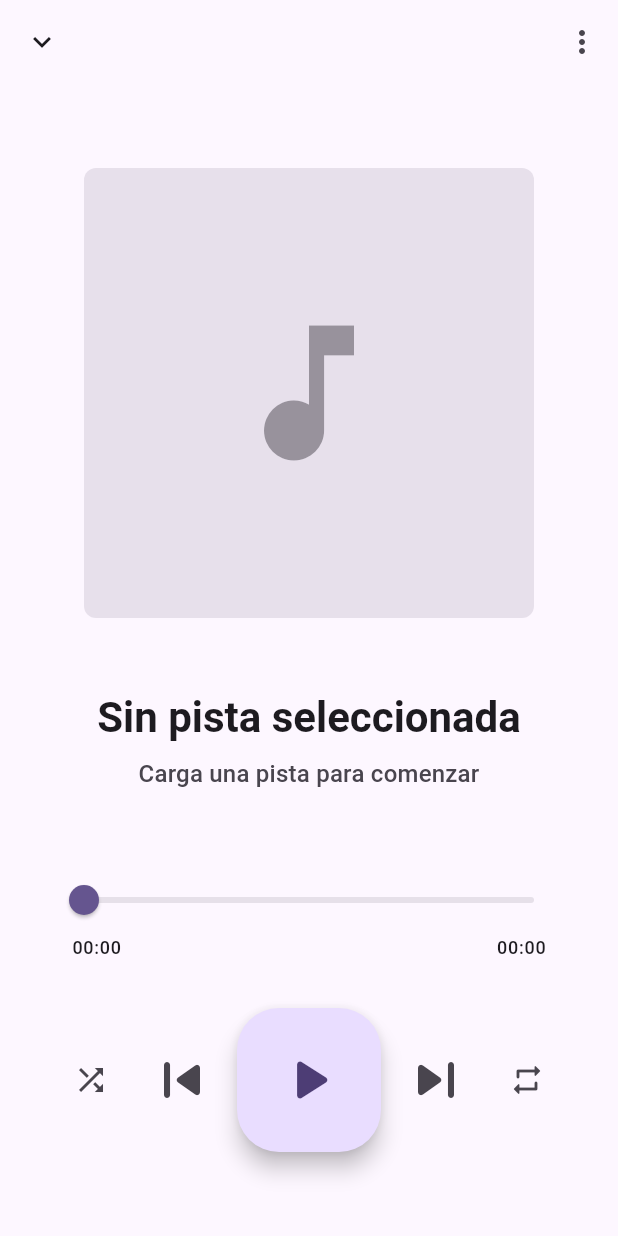
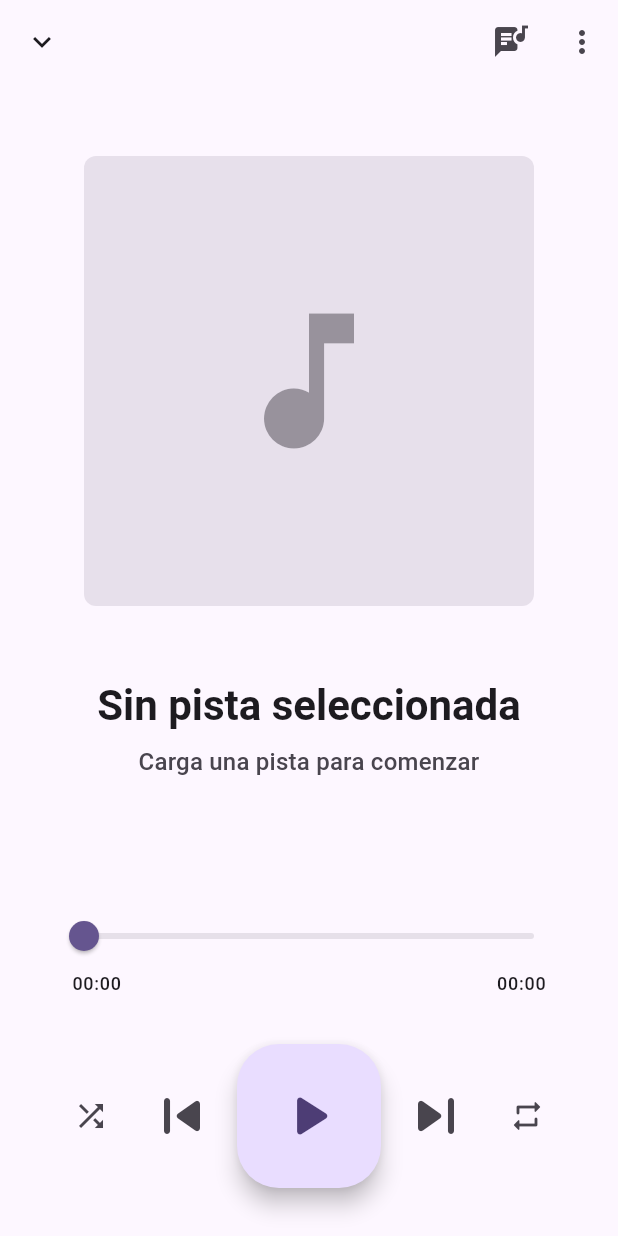
Before and after one commit to Oyhs-co/otune, a Flutter app: the NowPlayingPage screen opened by its route, on a phone screen of 412 x 824 dp. Run offline on Flutter 3.47's test engine with Material 3 defaults, Android fonts, the phone set to English and light mode, and no system bars; drawn by our look-alikes of dynamic_color; our stand-ins replace drift, file_picker, flutter_riverpod, go_router, logger; missing offline and left inert: media_kit, media_metadata; accounts and stored records are empty; generated files the repository leaves out were written again; statements that could not run were skipped.

Commit message:
feat(lyrics): Integrate synchronized lyrics into the player
The lyrics view has been integrated into the current playback screen, enabling a more immersive and responsive listening experience.

Key changes:
- Integration of `LyricsWidget` into `NowPlayingPage` with support for switching between the album art and lyrics using `AnimatedSwitcher`.
- Implementation of automatic scrolling in the lyrics widget to keep the active line visible during playback.
- Addition of “tap-to-seek” functionality, allowing the user to jump to a specific point in the song by tapping a line of lyrics.
- Improvement of the user interface for the “no lyrics available” state with icons and styles consistent with the system design.
- Documented the technical and UX specifications for the integrated lyrics workflow.
- Updated `CHANGELOG.md` to reflect the new synchronization and navigation capabilities.

```diff
--- a/frontend/lib/features/playback/presentation/pages/now_playing_page.dart
+++ b/frontend/lib/features/playback/presentation/pages/now_playing_page.dart
@@ -3,6 +3,7 @@ import 'package:flutter_riverpod/flutter_riverpod.dart';
 import 'package:otune/core/design_system/widgets/artwork_placeholder.dart';
 import 'package:otune/features/playback/application/playback_controller.dart';
 import 'package:otune/features/playback/domain/entities/playback_modes.dart';
+import 'package:otune/features/lyrics/presentation/widgets/lyrics_widget.dart';
 
 class NowPlayingPage extends ConsumerStatefulWidget {
   const NowPlayingPage({super.key});
@@ -14,6 +15,7 @@ class NowPlayingPage extends ConsumerStatefulWidget {
 class _NowPlayingPageState extends ConsumerState<NowPlayingPage> {
   double? _dragPositionMs;
   String? _dragTrackId;
+  bool _showLyrics = false;
 
   static String _formatDuration(Duration duration) {
     final minutes = duration.inMinutes.remainder(60).toString().padLeft(2, '0');
@@ -50,6 +52,14 @@ class _NowPlayingPageState extends ConsumerState<NowPlayingPage> {
         ),
         actions: [
           IconButton(
+            icon: Icon(
+              _showLyrics ? Icons.music_note_rounded : Icons.lyrics_rounded,
+              color: _showLyrics ? theme.colorScheme.primary : null,
+            ),
+            onPressed: () => setState(() => _showLyrics = !_showLyrics),
+            tooltip: _showLyrics ? 'Mostrar portada' : 'Mostrar letras',
+          ),
+          IconButton(
             icon: const Icon(Icons.more_vert),
             onPressed: () {}, // Add track options later
           ),
@@ -58,9 +68,16 @@ class _NowPlayingPageState extends ConsumerState<NowPlayingPage> {
       body: Padding(
         padding: const EdgeInsets.symmetric(horizontal: 32.0),
         child: Column(
+          children: [
+            Expanded(
+              child: AnimatedSwitcher(
+                duration: const Duration(milliseconds: 300),
+                child: _showLyrics
+                    ? const Center(key: ValueKey('lyrics'), child: LyricsWidget())
+                    : Column(
+                        key: const ValueKey('artwork'),
                         mainAxisAlignment: MainAxisAlignment.center,
                         children: [
-            // Artwork
                           Center(
                             child: ArtworkPlaceholder(
                               size: ArtworkSize.large,
@@ -70,7 +87,6 @@ class _NowPlayingPageState extends ConsumerState<NowPlayingPage> {
                             ),
                           ),
                           const SizedBox(height: 48),
-            // Track Info
                           Text(
                             title,
                             style: theme.textTheme.headlineMedium?.copyWith(
@@ -90,7 +106,11 @@ class _NowPlayingPageState extends ConsumerState<NowPlayingPage> {
                             maxLines: 1,
                             overflow: TextOverflow.ellipsis,
                           ),
-            const SizedBox(height: 48),
+                        ],
+                      ),
+              ),
+            ),
+            const SizedBox(height: 32),
             // Progress Slider
             Slider(
               value: sliderPositionMs.clamp(0, maxDurationMs),
@@ -152,6 +172,7 @@ class _NowPlayingPageState extends ConsumerState<NowPlayingPage> {
                 ),
               ],
             ),
+            const SizedBox(height: 32),
           ],
         ),
       ),
```
Also changed, not shown: frontend/lib/features/lyrics/presentation/widgets/lyrics_widget.dart (+59 -9 lines), 2 other files. Lines whose indentation alone changed are shown as unchanged.
